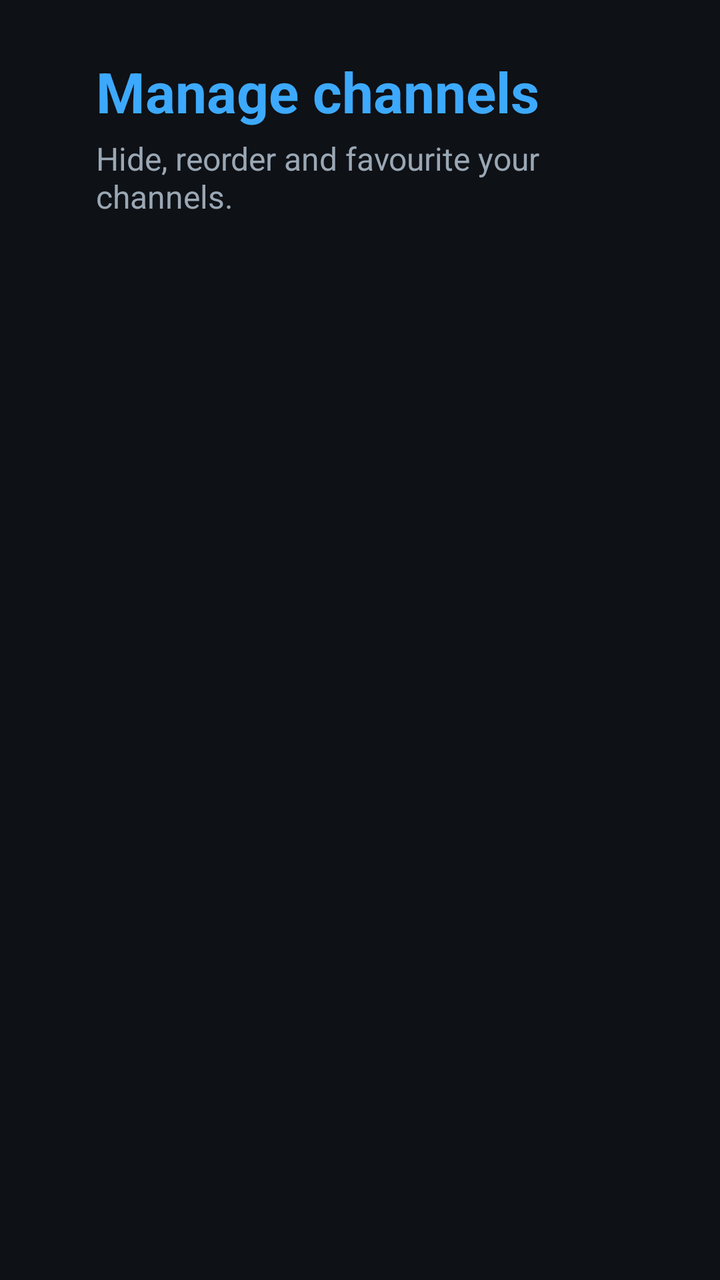
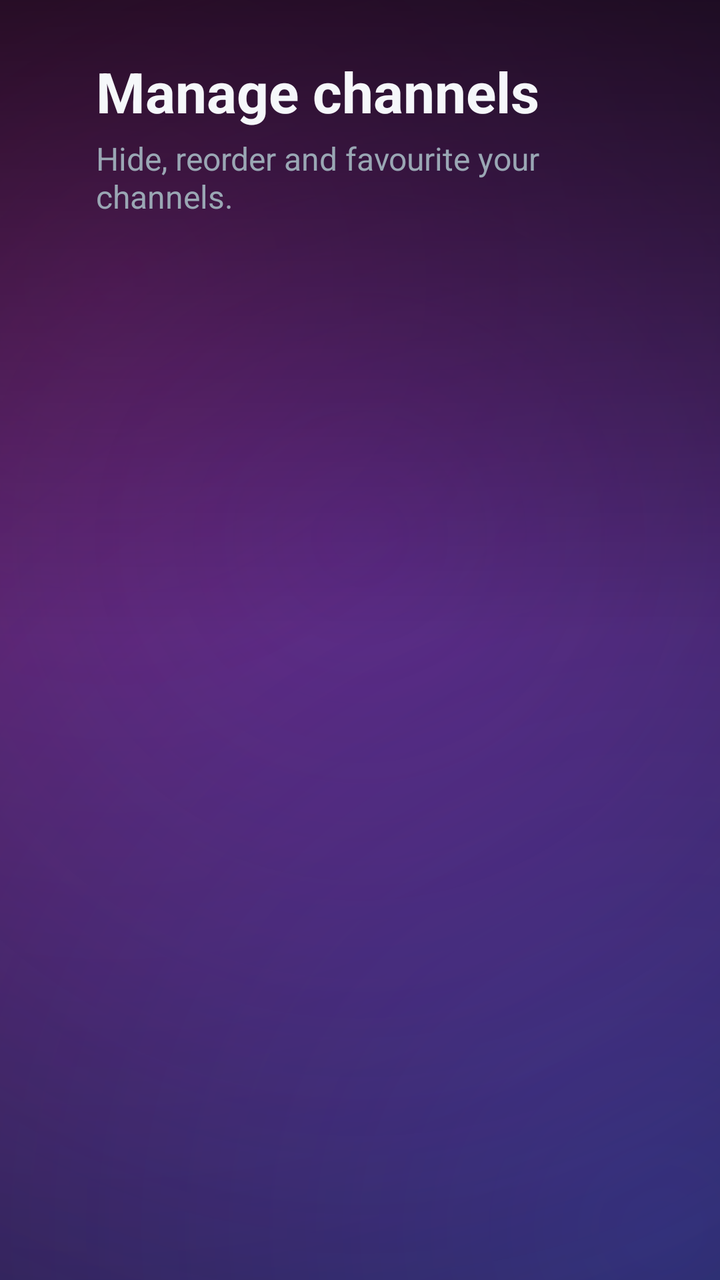

Compare the two renders of this Android layout. The source of the first and the diff that turns it into the second are given below.
<!-- AndroidManifest.xml: application theme Theme.IptvPlayer -->
<!-- res/layout/activity_channel_manager.xml -->
<?xml version="1.0" encoding="utf-8"?>
<LinearLayout xmlns:android="http://schemas.android.com/apk/res/android"
    android:layout_width="match_parent"
    android:layout_height="match_parent"
    android:orientation="vertical"
    android:background="@color/bg_root"
    android:paddingHorizontal="@dimen/safe_area_h"
    android:paddingVertical="@dimen/safe_area_v">

    <TextView
        android:layout_width="wrap_content"
        android:layout_height="wrap_content"
        android:text="@string/channel_manager_title"
        android:textColor="@color/accent"
        android:textSize="@dimen/text_title"
        android:textStyle="bold"
        android:layout_marginBottom="@dimen/space_xs" />

    <TextView
        android:layout_width="match_parent"
        android:layout_height="wrap_content"
        android:text="@string/channel_manager_hint"
        android:textColor="@color/text_secondary"
        android:textSize="@dimen/text_caption"
        android:layout_marginBottom="@dimen/space_m" />

    <androidx.recyclerview.widget.RecyclerView
        android:id="@+id/channelList"
        android:layout_width="match_parent"
        android:layout_height="0dp"
        android:layout_weight="1"
        android:clipToPadding="false" />

    <TextView
        android:id="@+id/emptyState"
        android:layout_width="match_parent"
        android:layout_height="wrap_content"
        android:text="@string/empty_channels"
        android:textColor="@color/text_secondary"
        android:textSize="@dimen/text_body"
        android:gravity="center"
        android:padding="@dimen/space_l"
        android:visibility="gone" />
</LinearLayout>
<!-- resources referenced by this layout -->
<resources>
  <color name="accent">#3DA9FC</color>
  <color name="bg_root">#0E1116</color>
  <color name="text_secondary">#9AA7B4</color>
  <dimen name="safe_area_h">48dp</dimen>
  <dimen name="safe_area_v">27dp</dimen>
  <dimen name="space_l">24dp</dimen>
  <dimen name="space_m">16dp</dimen>
  <dimen name="space_xs">4dp</dimen>
  <dimen name="text_body">20sp</dimen>
  <dimen name="text_caption">16sp</dimen>
  <dimen name="text_title">28sp</dimen>
  <string name="channel_manager_hint">Hide, reorder and favourite your channels.</string>
  <string name="channel_manager_title">Manage channels</string>
  <string name="empty_channels">Nothing here yet.</string>
  <style name="Theme.IptvPlayer" parent="Theme.AppCompat.NoActionBar">
          <item name="colorPrimary">@color/accent</item>
          <item name="colorPrimaryDark">@color/bg_root</item>
          <item name="colorAccent">@color/accent</item>
          <item name="android:windowBackground">@color/bg_root</item>
          <item name="android:statusBarColor" tools:targetApi="lollipop">@color/bg_root</item>
          <item name="android:windowFullscreen">true</item>
          <item name="android:textColorPrimary">@color/text_primary</item>
          <item name="android:textColorSecondary">@color/text_secondary</item>
      </style>
  <color name="text_primary">#F5F7FA</color>
</resources>

<!-- the commit's change to res/layout/activity_channel_manager.xml (unified diff, before → after) -->
@@ -3,7 +3,7 @@
     android:layout_width="match_parent"
     android:layout_height="match_parent"
     android:orientation="vertical"
-    android:background="@color/bg_root"
+    android:background="@drawable/bg_login_aurora"
     android:paddingHorizontal="@dimen/safe_area_h"
     android:paddingVertical="@dimen/safe_area_v">
 
@@ -11,7 +11,7 @@
         android:layout_width="wrap_content"
         android:layout_height="wrap_content"
         android:text="@string/channel_manager_title"
-        android:textColor="@color/accent"
+        android:textColor="@color/text_primary"
         android:textSize="@dimen/text_title"
         android:textStyle="bold"
         android:layout_marginBottom="@dimen/space_xs" />
<!-- resource entries referenced after the edit -->
@@ -11,6 +11,57 @@
   <dimen name="text_body">20sp</dimen>
   <dimen name="text_caption">16sp</dimen>
   <dimen name="text_title">28sp</dimen>
+  <!-- drawable bg_login_aurora (drawable) -->
+  <?xml version="1.0" encoding="utf-8"?>
+  <layer-list xmlns:android="http://schemas.android.com/apk/res/android">
+      <item>
+          <shape android:shape="rectangle">
+              <solid android:color="@color/brand_cinematic" />
+          </shape>
+      </item>
+      <item>
+          <shape android:shape="rectangle">
+              <gradient
+                  android:type="radial"
+                  android:centerX="0.16"
+                  android:centerY="0.22"
+                  android:gradientRadius="760dp"
+                  android:startColor="#73FF2E9A"
+                  android:endColor="#00FF2E9A" />
+          </shape>
+      </item>
+      <item>
+          <shape android:shape="rectangle">
+              <gradient
+                  android:type="radial"
+                  android:centerX="0.92"
+                  android:centerY="0.96"
+                  android:gradientRadius="860dp"
+                  android:startColor="#5E3A6BFF"
+                  android:endColor="#003A6BFF" />
+          </shape>
+      </item>
+      <item>
+          <shape android:shape="rectangle">
+              <gradient
+                  android:type="radial"
+                  android:centerX="0.5"
+                  android:centerY="0.42"
+                  android:gradientRadius="520dp"
+                  android:startColor="#357B2FF7"
+                  android:endColor="#007B2FF7" />
+          </shape>
+      </item>
+      <item>
+          <shape android:shape="rectangle">
+              <gradient
+                  android:angle="90"
+                  android:startColor="#00000000"
+                  android:centerColor="#00000000"
+                  android:endColor="#99000000" />
+          </shape>
+      </item>
+  </layer-list>
   <string name="channel_manager_hint">Hide, reorder and favourite your channels.</string>
   <string name="channel_manager_title">Manage channels</string>
   <string name="empty_channels">Nothing here yet.</string>
@@ -24,6 +75,7 @@
           <item name="android:textColorPrimary">@color/text_primary</item>
           <item name="android:textColorSecondary">@color/text_secondary</item>
       </style>
+  <color name="brand_cinematic">#07090F</color>
   <color name="text_primary">#F5F7FA</color>
 </resources>
 
